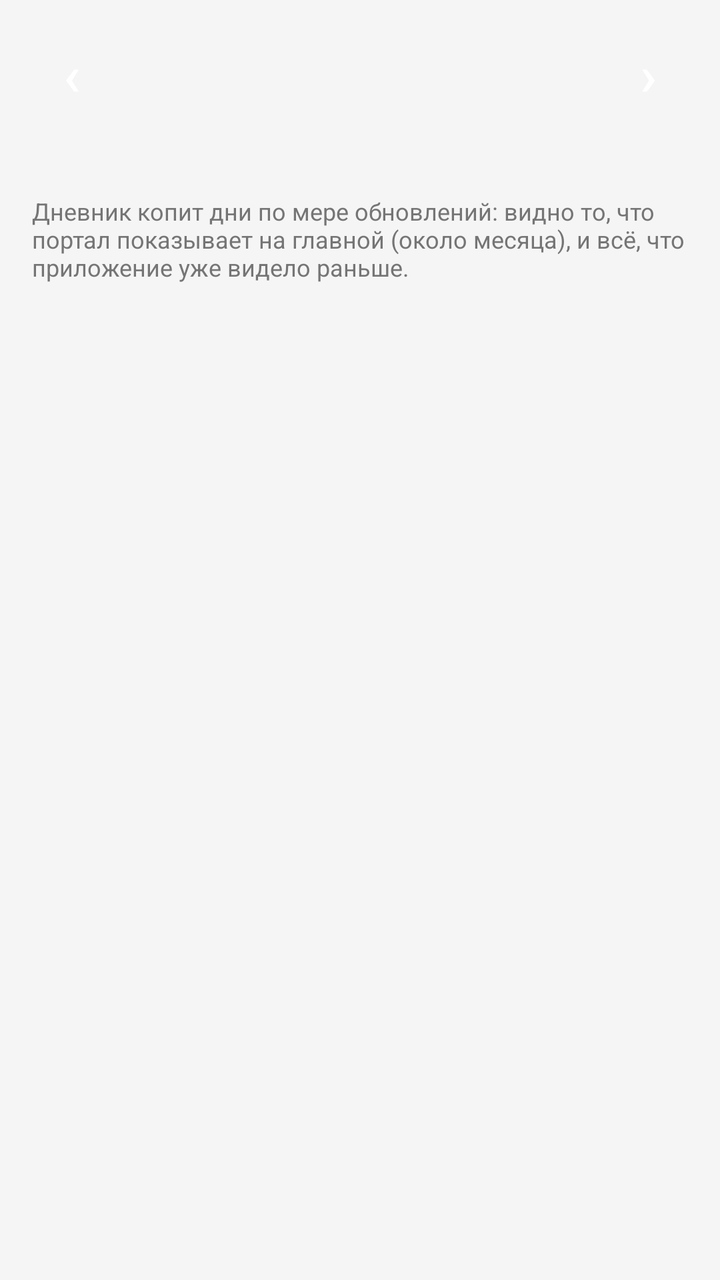
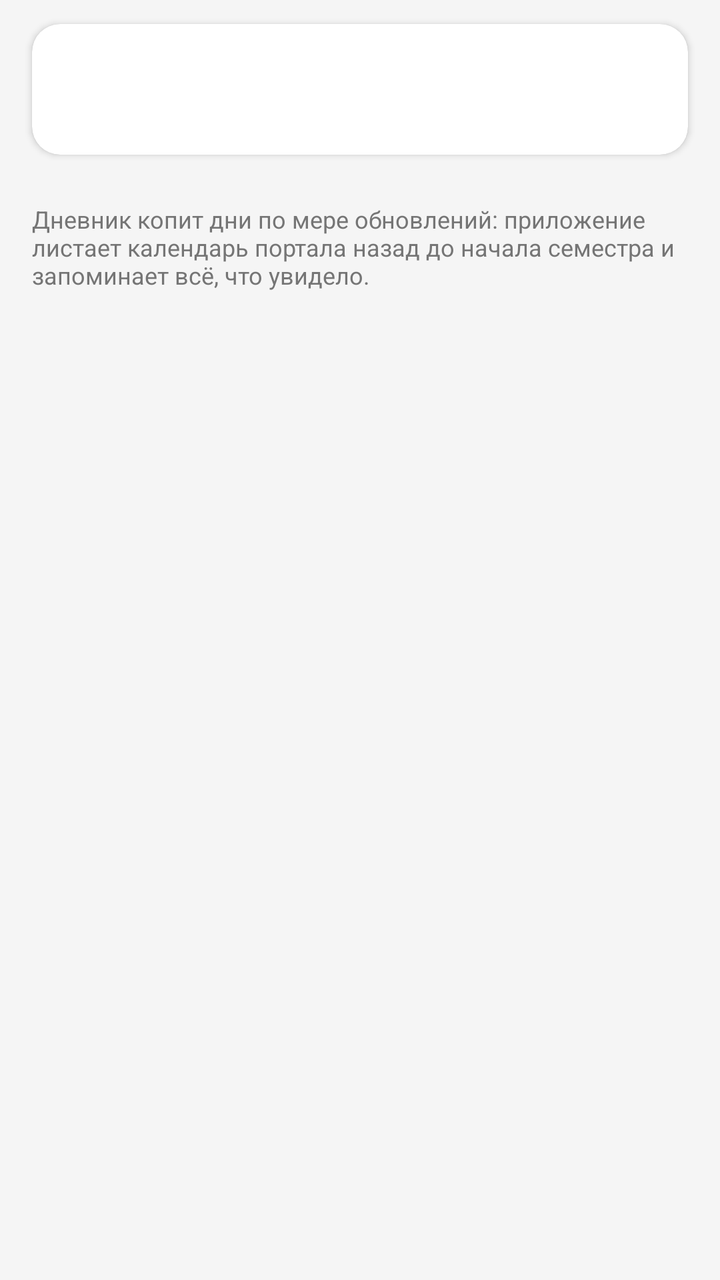

Compare the two renders of this Android layout. The source of the first and the diff that turns it into the second are given below.
<!-- AndroidManifest.xml: application theme Theme.AgendaApp -->
<!-- res/layout/fragment_diary.xml -->
<?xml version="1.0" encoding="utf-8"?>
<LinearLayout xmlns:android="http://schemas.android.com/apk/res/android"
    android:layout_width="match_parent"
    android:layout_height="match_parent"
    android:orientation="vertical">

    <LinearLayout
        android:layout_width="match_parent"
        android:layout_height="wrap_content"
        android:gravity="center_vertical"
        android:orientation="horizontal"
        android:paddingStart="8dp"
        android:paddingTop="8dp"
        android:paddingEnd="8dp">

        <Button
            android:id="@+id/btnPrevDay"
            style="?android:attr/borderlessButtonStyle"
            android:layout_width="56dp"
            android:layout_height="wrap_content"
            android:minWidth="0dp"
            android:text="‹"
            android:textSize="28sp" />

        <LinearLayout
            android:layout_width="0dp"
            android:layout_height="wrap_content"
            android:layout_weight="1"
            android:gravity="center_horizontal"
            android:orientation="vertical">

            <TextView
                android:id="@+id/tvDayTitle"
                android:layout_width="wrap_content"
                android:layout_height="wrap_content"
                android:textColor="@color/wyg_text_primary"
                android:textSize="17sp"
                android:textStyle="bold" />

            <TextView
                android:id="@+id/tvDaySummary"
                android:layout_width="wrap_content"
                android:layout_height="wrap_content"
                android:layout_marginTop="2dp"
                android:textColor="@color/wyg_text_secondary"
                android:textSize="13sp" />
        </LinearLayout>

        <Button
            android:id="@+id/btnNextDay"
            style="?android:attr/borderlessButtonStyle"
            android:layout_width="56dp"
            android:layout_height="wrap_content"
            android:minWidth="0dp"
            android:text="›"
            android:textSize="28sp" />
    </LinearLayout>

    <Button
        android:id="@+id/btnToday"
        style="?android:attr/borderlessButtonStyle"
        android:layout_width="wrap_content"
        android:layout_height="wrap_content"
        android:layout_gravity="center_horizontal"
        android:text="К ближайшему дню"
        android:visibility="gone" />

    <ScrollView
        android:layout_width="match_parent"
        android:layout_height="0dp"
        android:layout_weight="1">

        <LinearLayout
            android:layout_width="match_parent"
            android:layout_height="wrap_content"
            android:orientation="vertical"
            android:padding="16dp">

            <TextView
                android:id="@+id/tvDiaryEmpty"
                android:layout_width="match_parent"
                android:layout_height="wrap_content"
                android:layout_marginTop="16dp"
                android:text="Данных календаря пока нет. Они появятся после ближайшего обновления оценок."
                android:textColor="@color/wyg_text_body"
                android:textSize="15sp"
                android:visibility="gone" />

            <LinearLayout
                android:id="@+id/lessonContainer"
                android:layout_width="match_parent"
                android:layout_height="wrap_content"
                android:orientation="vertical" />

            <TextView
                android:id="@+id/tvDiaryNote"
                android:layout_width="match_parent"
                android:layout_height="wrap_content"
                android:layout_marginTop="16dp"
                android:text="Дневник копит дни по мере обновлений: видно то, что портал показывает на главной (около месяца), и всё, что приложение уже видело раньше."
                android:textColor="@color/wyg_text_secondary"
                android:textSize="12sp" />
        </LinearLayout>
    </ScrollView>
</LinearLayout>
<!-- resources referenced by this layout -->
<resources>
  <color name="wyg_text_body">#424242</color>
  <color name="wyg_text_primary">#212121</color>
  <color name="wyg_text_secondary">#757575</color>
  <style name="Theme.AgendaApp" parent="Base.Theme.AgendaApp" />
  <style name="Base.Theme.AgendaApp" parent="Theme.Material3.DayNight.NoActionBar">
          <item name="colorPrimary">@color/wyg_primary</item>
          <item name="colorOnPrimary">@color/wyg_on_primary</item>
          <item name="colorPrimaryContainer">@color/wyg_accent_bg</item>
          <item name="colorOnPrimaryContainer">@color/wyg_accent_text</item>
          <item name="colorSurface">@color/wyg_surface</item>
          <item name="colorOnSurface">@color/wyg_text_primary</item>
          <item name="colorOnSurfaceVariant">@color/wyg_text_secondary</item>
          <item name="android:colorBackground">@color/wyg_background</item>
          <item name="android:windowBackground">@color/wyg_background</item>
      </style>
  <color name="wyg_primary">#1565C0</color>
  <color name="wyg_on_primary">#FFFFFF</color>
  <color name="wyg_accent_bg">#E3F2FD</color>
  <color name="wyg_accent_text">#0D47A1</color>
  <color name="wyg_surface">#FFFFFF</color>
  <color name="wyg_background">#F5F5F5</color>
</resources>

<!-- the commit's change to res/layout/fragment_diary.xml (unified diff, before → after) -->
@@ -1,60 +1,71 @@
 <?xml version="1.0" encoding="utf-8"?>
 <LinearLayout xmlns:android="http://schemas.android.com/apk/res/android"
+    xmlns:app="http://schemas.android.com/apk/res-auto"
     android:layout_width="match_parent"
     android:layout_height="match_parent"
     android:orientation="vertical">
 
-    <LinearLayout
+    
+    <androidx.cardview.widget.CardView
         android:layout_width="match_parent"
         android:layout_height="wrap_content"
-        android:gravity="center_vertical"
-        android:orientation="horizontal"
-        android:paddingStart="8dp"
-        android:paddingTop="8dp"
-        android:paddingEnd="8dp">
-
-        <Button
-            android:id="@+id/btnPrevDay"
-            style="?android:attr/borderlessButtonStyle"
-            android:layout_width="56dp"
-            android:layout_height="wrap_content"
-            android:minWidth="0dp"
-            android:text="‹"
-            android:textSize="28sp" />
+        android:layout_marginStart="16dp"
+        android:layout_marginTop="12dp"
+        android:layout_marginEnd="16dp"
+        app:cardBackgroundColor="@color/wyg_surface"
+        app:cardCornerRadius="14dp"
+        app:cardElevation="2dp">
 
         <LinearLayout
-            android:layout_width="0dp"
+            android:layout_width="match_parent"
             android:layout_height="wrap_content"
-            android:layout_weight="1"
-            android:gravity="center_horizontal"
-            android:orientation="vertical">
+            android:gravity="center_vertical"
+            android:orientation="horizontal"
+            android:padding="4dp">
 
-            <TextView
-                android:id="@+id/tvDayTitle"
-                android:layout_width="wrap_content"
+            <Button
+                android:id="@+id/btnPrevDay"
+                style="?android:attr/borderlessButtonStyle"
+                android:layout_width="56dp"
                 android:layout_height="wrap_content"
-                android:textColor="@color/wyg_text_primary"
-                android:textSize="17sp"
-                android:textStyle="bold" />
+                android:minWidth="0dp"
+                android:text="‹"
+                android:textSize="28sp" />
 
-            <TextView
-                android:id="@+id/tvDaySummary"
-                android:layout_width="wrap_content"
+            <LinearLayout
+                android:layout_width="0dp"
                 android:layout_height="wrap_content"
-                android:layout_marginTop="2dp"
-                android:textColor="@color/wyg_text_secondary"
-                android:textSize="13sp" />
+                android:layout_weight="1"
+                android:gravity="center_horizontal"
+                android:orientation="vertical">
+
+                <TextView
+                    android:id="@+id/tvDayTitle"
+                    android:layout_width="wrap_content"
+                    android:layout_height="wrap_content"
+                    android:textColor="@color/wyg_text_primary"
+                    android:textSize="17sp"
+                    android:textStyle="bold" />
+
+                <TextView
+                    android:id="@+id/tvDaySummary"
+                    android:layout_width="wrap_content"
+                    android:layout_height="wrap_content"
+                    android:layout_marginTop="2dp"
+                    android:textColor="@color/wyg_text_secondary"
+                    android:textSize="13sp" />
+            </LinearLayout>
+
+            <Button
+                android:id="@+id/btnNextDay"
+                style="?android:attr/borderlessButtonStyle"
+                android:layout_width="56dp"
+                android:layout_height="wrap_content"
+                android:minWidth="0dp"
+                android:text="›"
+                android:textSize="28sp" />
         </LinearLayout>
-
-        <Button
-            android:id="@+id/btnNextDay"
-            style="?android:attr/borderlessButtonStyle"
-            android:layout_width="56dp"
-            android:layout_height="wrap_content"
-            android:minWidth="0dp"
-            android:text="›"
-            android:textSize="28sp" />
-    </LinearLayout>
+    </androidx.cardview.widget.CardView>
 
     <Button
         android:id="@+id/btnToday"
@@ -96,8 +107,8 @@
                 android:id="@+id/tvDiaryNote"
                 android:layout_width="match_parent"
                 android:layout_height="wrap_content"
-                android:layout_marginTop="16dp"
-                android:text="Дневник копит дни по мере обновлений: видно то, что портал показывает на главной (около месяца), и всё, что приложение уже видело раньше."
+                android:layout_marginTop="8dp"
+                android:text="Дневник копит дни по мере обновлений: приложение листает календарь портала назад до начала семестра и запоминает всё, что увидело."
                 android:textColor="@color/wyg_text_secondary"
                 android:textSize="12sp" />
         </LinearLayout>
